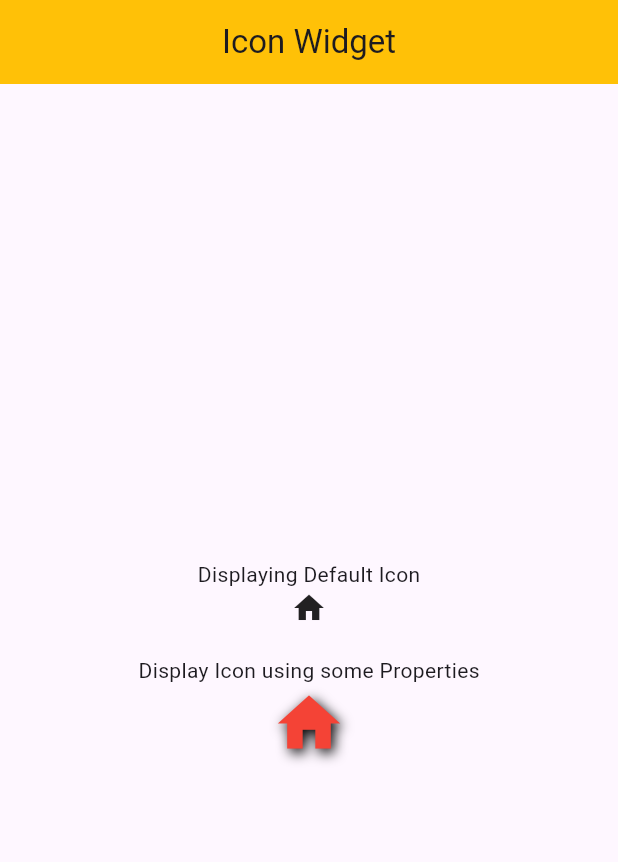
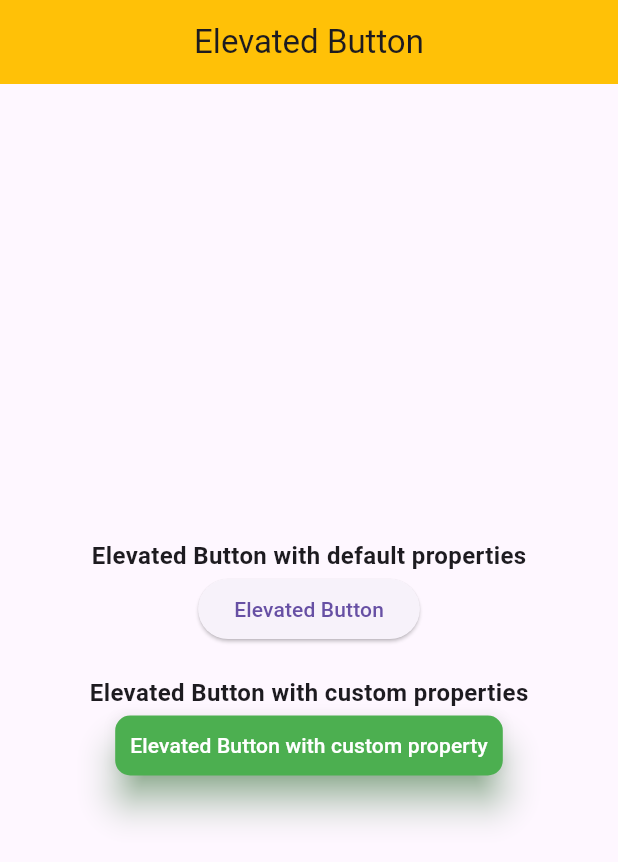
Before and after one commit to Ajkaushik9045/flutter_basics, a Flutter app: the screen it shows after launch, on a phone screen of 412 x 824 dp. Shown: the top 862 px of the screen. Run offline on Flutter 3.47's test engine with Material 3 defaults, Android fonts, the phone set to English and light mode, and no system bars; our stand-ins replace cached_network_image.

Commit message:
elevated Button

```diff
--- /dev/null
+++ b/lib/Flutter_Widgets/Basic_Widgets/buttons_widgets/elevated_button_widget.dart
@@ -0,0 +1,69 @@
+import 'package:flutter/material.dart';
+
+class ElevatedButtonWidget extends StatelessWidget {
+  const ElevatedButtonWidget({super.key});
+
+  @override
+  Widget build(BuildContext context) {
+    return Scaffold(
+      appBar: AppBar(
+        title: const Text("Elevated Button"),
+        centerTitle: true,
+        backgroundColor: Colors.amber,
+      ),
+      body: Center(
+        child: Column(
+          mainAxisAlignment: MainAxisAlignment.center, // Center the children vertically
+          children: [
+            const Text(
+              "Elevated Button with default properties",
+              style: TextStyle(fontWeight: FontWeight.bold, fontSize: 16),
+            ),
+            ElevatedButton(
+              // onPressed function is used to perform some action when the button is pressed
+              onPressed: () {
+                ScaffoldMessenger.of(context).showSnackBar(
+                  const SnackBar(
+                    content: Text("This is an Elevated Button with Default Properties"),
+                  ),
+                );
+              },
+              // Child component visible inside the Button
+              child: const Text("Elevated Button"),
+            ),
+            const SizedBox(height: 20),
+            const Text(
+              "Elevated Button with custom properties",
+              style: TextStyle(fontWeight: FontWeight.bold, fontSize: 16),
+            ),
+            ElevatedButton(
+              // onPressed function is used to perform some action when the button is pressed
+              onPressed: () {
+                ScaffoldMessenger.of(context).showSnackBar(
+                  const SnackBar(
+                    content: Text("This is an Elevated Button with Custom Properties"),
+                  ),
+                );
+              },
+
+              // Style the ElevatedButton using styleFrom
+              style: ElevatedButton.styleFrom(
+                backgroundColor: Colors.green, // Background color of Button
+                foregroundColor: Colors.white, // Text color
+                elevation: 10, // Shadow depth (Provide effect that button is elevated from surface)
+                shadowColor: Colors.green, // Color of shadow
+                shape: RoundedRectangleBorder(
+                  borderRadius: BorderRadius.circular(10), // Round corners of Button
+                ),
+                padding: const EdgeInsets.all(10), // Padding inside the button
+              ),
+
+              // Child component visible inside the Button
+              child: const Text("Elevated Button with custom property"),
+            ),
+          ],
+        ),
+      ),
+    );
+  }
+}
--- a/lib/main.dart
+++ b/lib/main.dart
@@ -1,6 +1,7 @@
 // ignore_for_file: unused_import
 
 import 'package:flutter/material.dart';
+import 'package:flutter_basics/Flutter_Widgets/Basic_Widgets/buttons_widgets/elevated_button_widget.dart';
 import 'package:flutter_basics/Flutter_Widgets/Basic_Widgets/icon_widget.dart';
 import 'package:flutter_basics/Flutter_Widgets/Basic_Widgets/image_widget.dart';
 import 'package:flutter_basics/Flutter_Widgets/Basic_Widgets/text_widget.dart';
@@ -18,7 +19,7 @@ class MyApp extends StatelessWidget {
   Widget build(BuildContext context) {
     return  const MaterialApp(
       debugShowCheckedModeBanner: false,
-      home: IconWidget(),
+      home: ElevatedButtonWidget(),
     );
   }
 }
```
Also changed, not shown: lib/Flutter_Widgets/Basic_Widgets/containers_widget.dart (+3 -6 lines).
